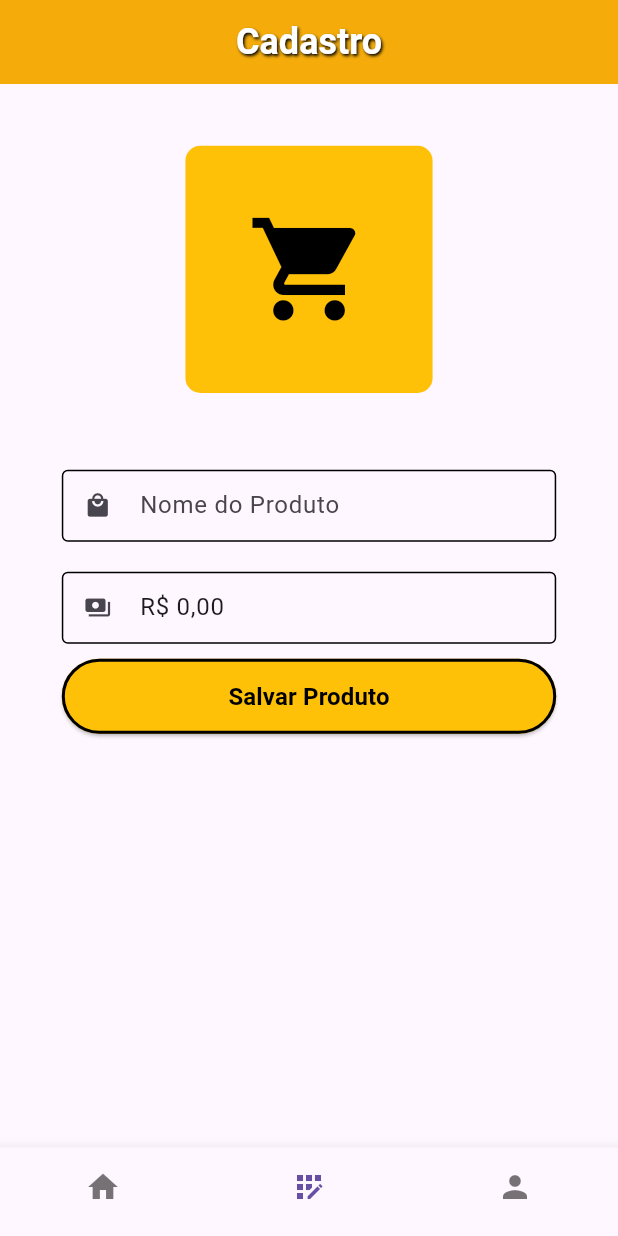
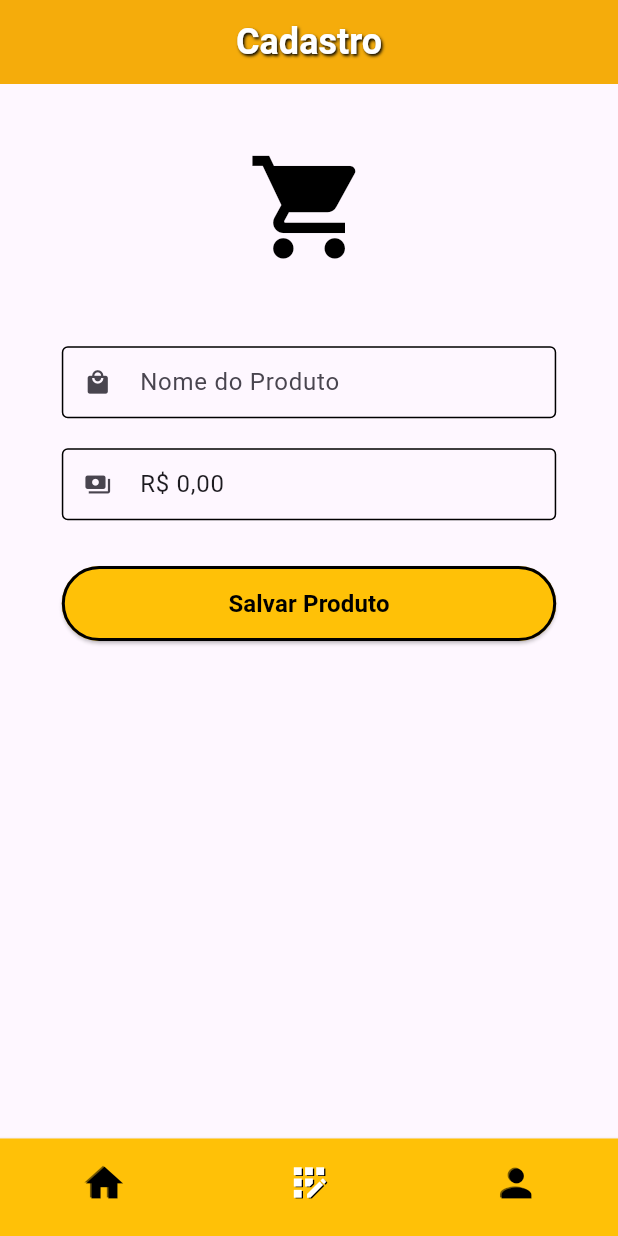
Before and after one commit to isacmaximo/crud_auth, a Flutter app: the CustomNavigationBar screen opened by its route, item 2 of the bottom bar chosen, on a phone screen of 412 x 824 dp. Run offline on Flutter 3.47's test engine with Material 3 defaults, Android fonts, the light colour scheme and no system bars; our stand-ins replace dio, email_validator, extended_masked_text, flutter_easyloading, flutter_keyboard_visibility, flutter_mobx and 5 more; accounts and stored records are empty; generated files the repository leaves out were written again; network calls fail.

Commit message:
Melhorias nos widgets gerais

```diff
--- a/lib/app/components/icon/header_icon.dart
+++ b/lib/app/components/icon/header_icon.dart
@@ -11,25 +11,14 @@ class HeaderIcon extends StatelessWidget {
   Widget build(BuildContext context) {
     Size size = MediaQuery.of(context).size;
     return Center(
-      child: Container(
-        width: size.width * 0.4,
-        height: size.width * 0.4,
-        margin: EdgeInsets.symmetric(
+      child: Padding(
+        padding: EdgeInsets.symmetric(
           vertical: size.width * 0.1,
         ),
-        decoration: const BoxDecoration(
-          color: Colors.amber,
-          shape: BoxShape.rectangle,
-          borderRadius: BorderRadius.all(
-            Radius.circular(10),
-          ),
-        ),
-        child: Center(
-          child: Icon(
-            icon,
-            size: size.width * 0.2,
-            color: Colors.black,
-          ),
+        child: Icon(
+          icon,
+          size: size.width * 0.2,
+          color: Colors.black,
         ),
       ),
     );
--- a/lib/app/modules/home/components/navigation/custom_navigation_bar.dart
+++ b/lib/app/modules/home/components/navigation/custom_navigation_bar.dart
@@ -14,21 +14,34 @@ class CustomNavigationBar extends StatelessWidget {
     return Observer(
       builder: (_) => Scaffold(
         bottomNavigationBar: BottomNavigationBar(
+          elevation: 2,
+          backgroundColor: Colors.amber,
           currentIndex: _controller.currentPage,
           showSelectedLabels: false,
           showUnselectedLabels: false,
+          selectedItemColor: Colors.white,
+          iconSize: 30,
           onTap: _controller.onSelectPage,
           items: const [
             BottomNavigationBarItem(
-              icon: Icon(Icons.home),
+              icon: Icon(
+                Icons.home,
+                shadows: [Shadow(offset: Offset(1, 1))],
+              ),
               label: '',
             ),
             BottomNavigationBarItem(
-              icon: Icon(Icons.app_registration),
+              icon: Icon(
+                Icons.app_registration,
+                shadows: [Shadow(offset: Offset(1, 1))],
+              ),
               label: '',
             ),
             BottomNavigationBarItem(
-              icon: Icon(Icons.person),
+              icon: Icon(
+                Icons.person,
+                shadows: [Shadow(offset: Offset(1, 1))],
+              ),
               label: '',
             ),
           ],
--- a/lib/app/modules/home/pages/creation/creation_page.dart
+++ b/lib/app/modules/home/pages/creation/creation_page.dart
@@ -14,6 +14,7 @@ class CreationPage extends StatelessWidget {
 
   @override
   Widget build(BuildContext context) {
+    Size size = MediaQuery.of(context).size;
     return BaseScreen(
       title: 'Cadastro',
       child: ScrollConfiguration(
@@ -37,9 +38,12 @@ class CreationPage extends StatelessWidget {
                 hintText: 'Preço do produto',
                 prefixIcon: const Icon(Icons.payments),
               ),
-              CustomButton(
-                title: 'Salvar Produto',
-                onPressed: () {},
+              Padding(
+                padding: EdgeInsets.only(top: size.width * 0.05),
+                child: CustomButton(
+                  title: 'Salvar Produto',
+                  onPressed: () {},
+                ),
               )
             ],
           ),
--- a/lib/app/modules/home/pages/profile/profile_page.dart
+++ b/lib/app/modules/home/pages/profile/profile_page.dart
@@ -1,6 +1,8 @@
+import 'package:crud_auth/app/components/icon/header_icon.dart';
 import 'package:crud_auth/app/components/screen/base_screen.dart';
 import 'package:crud_auth/app/modules/home/controllers/profile_controller.dart';
 import 'package:flutter/cupertino.dart';
+import 'package:flutter/material.dart';
 import 'package:flutter_modular/flutter_modular.dart';
 
 import '../../../../components/button/custom_button.dart';
@@ -16,11 +18,23 @@ class ProfilePage extends StatelessWidget {
       child: Center(
         child: Column(
           children: [
+            const Spacer(
+              flex: 1,
+            ),
+            const HeaderIcon(
+              icon: Icons.person,
+            ),
+            const Spacer(
+              flex: 2,
+            ),
             CustomButton(
               title: 'Sair',
               onPressed: () async {
                 await _controller.logout();
               },
+            ),
+            const Spacer(
+              flex: 1,
             ),
           ],
         ),
```
